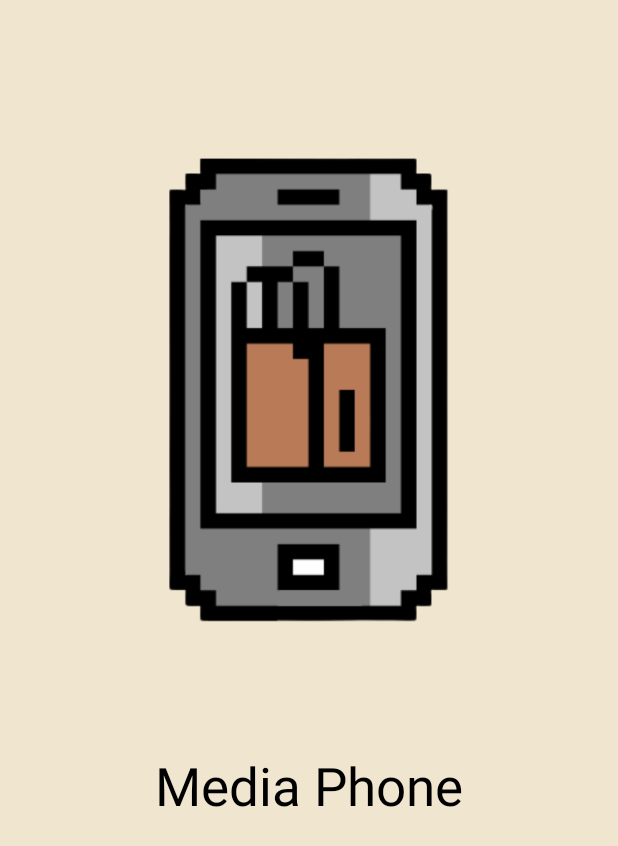
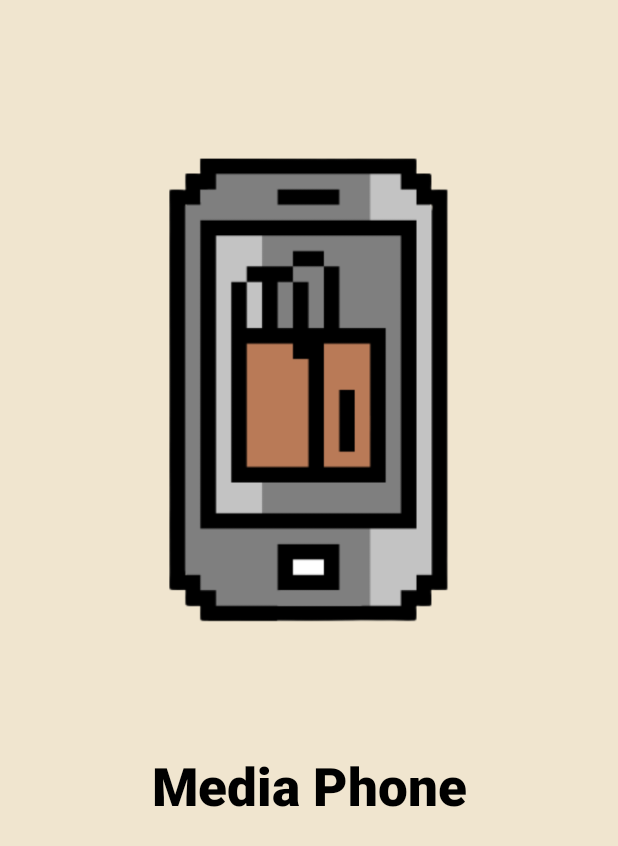
Before and after one commit to sidqiarasyid/PhoneStore, an Android app: the SplashActivity screen opened directly, with no data from a screen before it, on a phone screen of 412 x 824 dp. Shown: the top 846 px of the screen. Run offline under Robolectric (Android 15) with nearby library versions, the phone set to English and light mode, and no system bars.

Commit message:
feat[RZ]SplashScreen

```diff
--- a/app/src/main/res/layout/activity_splash.xml
+++ b/app/src/main/res/layout/activity_splash.xml
@@ -17,7 +17,7 @@
     <TextView
         android:layout_width="match_parent"
         android:layout_height="match_parent"
-        android:fontFamily=""
+        android:fontFamily="sans-serif-black"
         android:textColor="#000000"
         android:text="Media Phone"
         android:textAlignment="center"
--- /dev/null
+++ b/app/src/main/res/layout/home_item.xml
@@ -0,0 +1,6 @@
+<?xml version="1.0" encoding="utf-8"?>
+<androidx.constraintlayout.widget.ConstraintLayout xmlns:android="http://schemas.android.com/apk/res/android"
+    android:layout_width="match_parent"
+    android:layout_height="match_parent">
+
+</androidx.constraintlayout.widget.ConstraintLayout>
```
